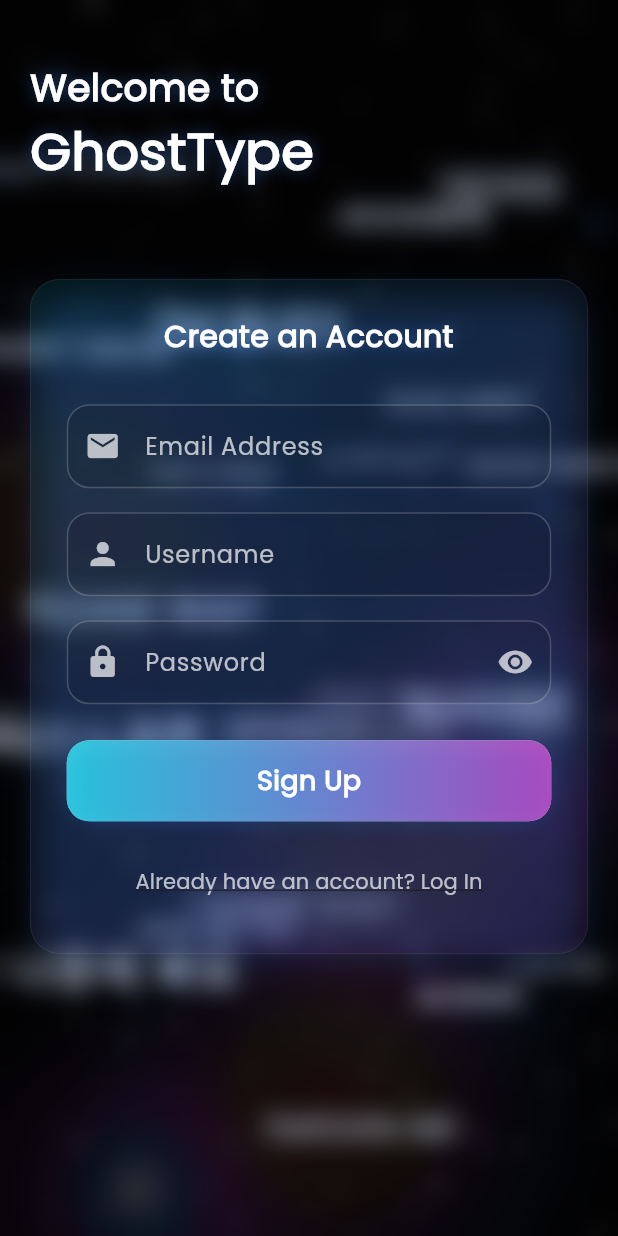
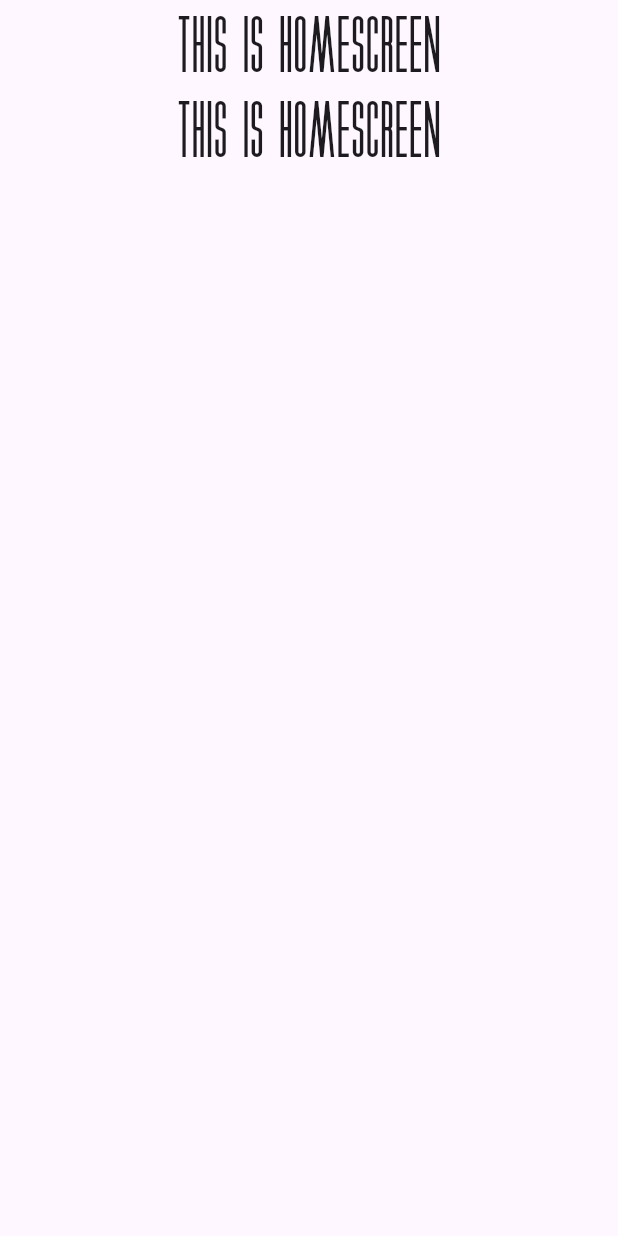
Before and after one commit to xARCELLx/GhostType-App, a Flutter app: the screen it shows after launch, on a phone screen of 412 x 824 dp. Run offline on Flutter 3.47's test engine with Material 3 defaults, Android fonts, the phone set to English and light mode, and no system bars; our stand-ins replace shared_preferences.

Commit message:
fixed some major errors

```diff
--- a/lib/main.dart
+++ b/lib/custom_app/main.dart
@@ -1,4 +1,5 @@
 import 'package:flutter/material.dart';
+import 'package:ghost_type/custom_app/screens/Home_Screen.dart';
 import 'package:provider/provider.dart';
 import 'package:ghost_type/custom_app/providers/auth_provider.dart';
 import 'package:ghost_type/custom_app/screens/SplashScreen.dart';
@@ -26,6 +27,7 @@ class MyApp extends StatelessWidget {
       routes: {
         '/signup': (context) => const SignUpScreen(),
         '/login': (context) => const LoginScreen(),
+        '/home': (context)=> const HomeScreen()
       },
     );
   }
--- /dev/null
+++ b/lib/custom_app/screens/Home_Screen.dart
@@ -0,0 +1,26 @@
+import 'package:flutter/material.dart';
+import 'package:provider/provider.dart';
+import 'package:ghost_type/custom_app/providers/auth_provider.dart';
+
+class HomeScreen extends StatelessWidget {
+  const HomeScreen({super.key});
+
+  @override
+  void initState(){
+    super.initState();
+  }
+
+  @override
+  Widget build(BuildContext context) {
+    return Scaffold(
+      body: Center(
+        child: Column(
+            children: [
+              Text("THIS IS HOMESCREEN",style: TextStyle(fontFamily: 'xeno',fontSize: 40),),
+              Text("THIS IS HOMESCREEN",style: TextStyle(fontFamily: 'xeno',fontSize: 40),),
+            ]
+        ),
+      ),
+    );
+  }
+}
--- a/lib/custom_app/screens/SplashScreen.dart
+++ b/lib/custom_app/screens/SplashScreen.dart
@@ -1,7 +1,10 @@
 import 'dart:async';
 import 'dart:math';
 import 'package:flutter/material.dart';
+import 'package:ghost_type/custom_app/screens/Home_Screen.dart';
 import 'package:ghost_type/custom_app/screens/auth_screens/sign_up.dart';
+import 'package:ghost_type/custom_app/providers/auth_provider.dart';
+import 'package:provider/provider.dart';
 
 class GhostTypeSplashScreen extends StatefulWidget {
   final bool enableNavigation;
@@ -59,11 +62,16 @@ class _GhostTypeSplashScreenState extends State<GhostTypeSplashScreen> with Tick
               .toList();
           Navigator.of(context).pushReplacement(
             PageRouteBuilder(
-              pageBuilder: (context, animation, secondaryAnimation) => SignUpScreen(
-                initialTextItems: textItems,
-                initialTextStates: currentStates,
-                initialFloatOffsets: currentOffsets,
-              ),
+              pageBuilder: (context, animation, secondaryAnimation) {
+                if(Provider.of<AuthProvider>(context, listen: false).isLoggedIn) {
+                  return SignUpScreen(
+                    initialTextItems: textItems,
+                    initialTextStates: currentStates,
+                    initialFloatOffsets: currentOffsets,
+                  );
+                }
+                return HomeScreen();
+            },
               transitionsBuilder: (context, animation, secondaryAnimation, child) {
                 return FadeTransition(opacity: animation, child: child);
               },
--- a/lib/custom_app/screens/auth_screens/login_screen.dart
+++ b/lib/custom_app/screens/auth_screens/login_screen.dart
@@ -90,6 +90,7 @@ class _LoginScreenState extends State<LoginScreen> with TickerProviderStateMixin
           const SnackBar(content: Text('Login successful!')),
         );
         // Navigate to home screen or dashboard
+        Navigator.pushReplacementNamed(context, '/home');
         // Navigator.pushReplacementNamed(context, '/home');
       } else if (authProvider.errorMessage != null) {
         ScaffoldMessenger.of(context).showSnackBar(
--- a/lib/custom_app/services/LoginService.dart
+++ b/lib/custom_app/services/LoginService.dart
@@ -3,7 +3,7 @@ import 'dart:convert';
 import 'package:shared_preferences/shared_preferences.dart';
 
 class LoginService {
-  static const String baseUrl = "http://192.168.42.156:8000/auth/login/";
+  static const String baseUrl = "http://192.168.151.156:8000/auth/login/";
 
   // Login method that handles API call and saves tokens/username
   static Future<Map<String, dynamic>> login({
@@ -28,6 +28,10 @@ class LoginService {
       if (response.statusCode == 200) {
         final data = jsonDecode(response.body);
         // Save tokens and username to shared_preferences
+        print("Acces token is : "+data['access']);
+        print("Refresh token is : "+data['refresh']);
+        print(data['username']);
+
         await _saveData(
           refresh: data['refresh'],
           authToken: data['access'],
--- a/lib/custom_app/services/SignUpScreen_service.dart
+++ b/lib/custom_app/services/SignUpScreen_service.dart
@@ -2,7 +2,7 @@ import 'package:http/http.dart' as http;
 import 'dart:convert';
 
 class SignUpService {
-  static const String baseUrl = "http://192.168.42.156:8000/auth/register/";
+  static const String baseUrl = "http://192.168.151.156:8000/auth/register/";
 
   static Future<bool> signUp({
     required String email,
```
Also changed, not shown: 1 other file.
